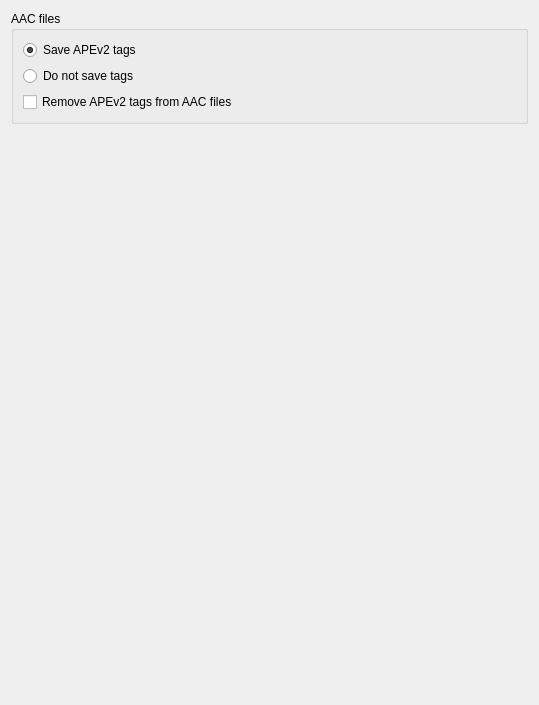
First picture: the form in ui/options_tags_compatibility_aac.ui, repository metabrainz/picard, before the edit.
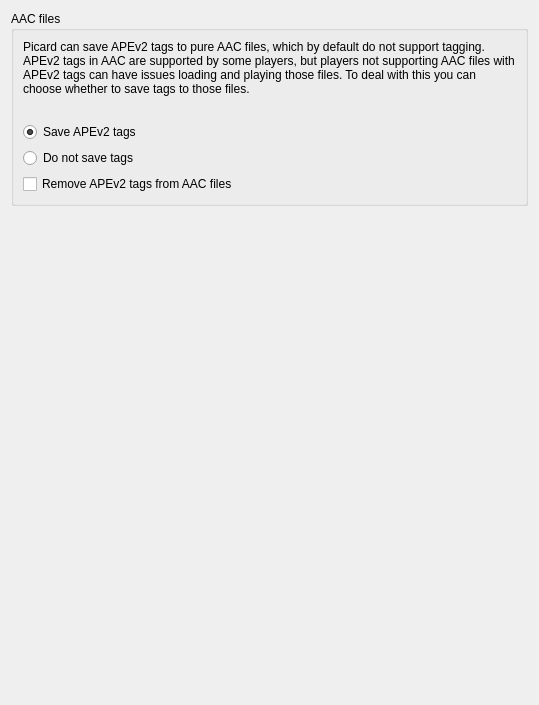
Second picture: the form after the edit.

Commit message: PICARD-1847: Show additional help for AC3, AAC and WAVE options

```diff
--- a/ui/options_tags_compatibility_aac.ui
+++ b/ui/options_tags_compatibility_aac.ui
@@ -17,6 +17,32 @@
       <string>AAC files</string>
      </property>
      <layout class="QVBoxLayout" name="verticalLayout">
+      <item>
+       <widget class="QLabel" name="info_label">
+        <property name="text">
+         <string>Picard can save APEv2 tags to pure AAC files, which by default do not support tagging. APEv2 tags in AAC are supported by some players, but players not supporting AAC files with APEv2 tags can have issues loading and playing those files. To deal with this you can choose whether to save tags to those files.</string>
+        </property>
+        <property name="wordWrap">
+         <bool>true</bool>
+        </property>
+       </widget>
+      </item>
+      <item>
+       <spacer name="verticalSpacer">
+        <property name="orientation">
+         <enum>Qt::Vertical</enum>
+        </property>
+        <property name="sizeType">
+         <enum>QSizePolicy::Fixed</enum>
+        </property>
+        <property name="sizeHint" stdset="0">
+         <size>
+          <width>20</width>
+          <height>20</height>
+         </size>
+        </property>
+       </spacer>
+      </item>
       <item>
        <widget class="QRadioButton" name="aac_save_ape">
         <property name="text">
```
The commit also changes 5 other files.
